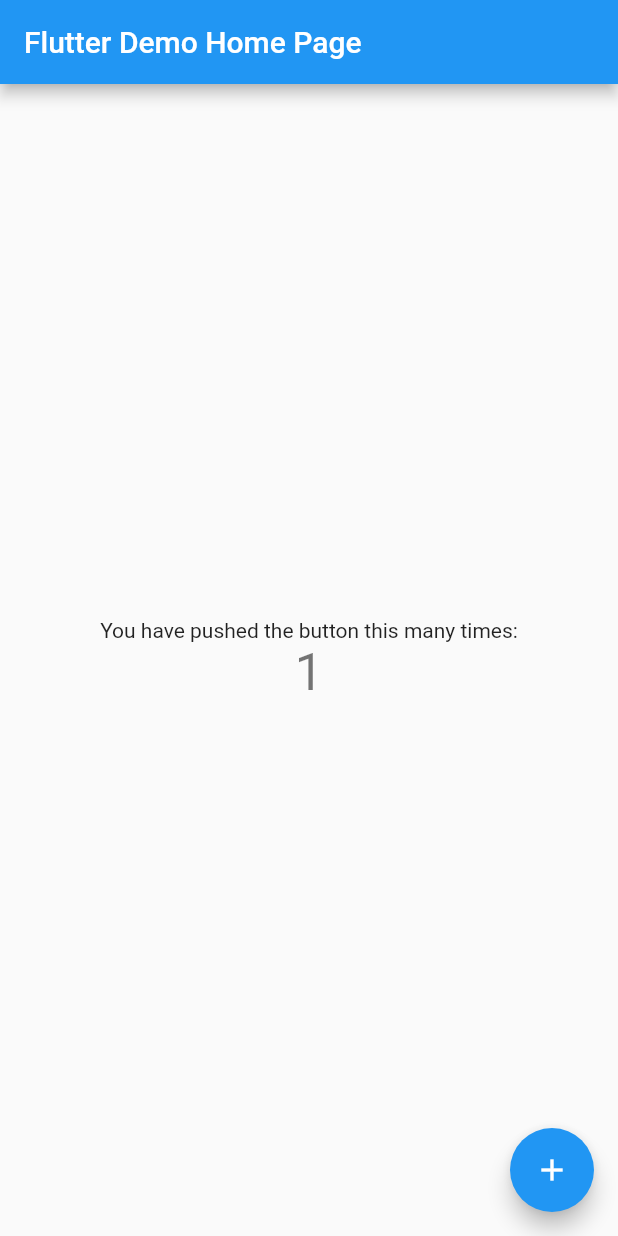
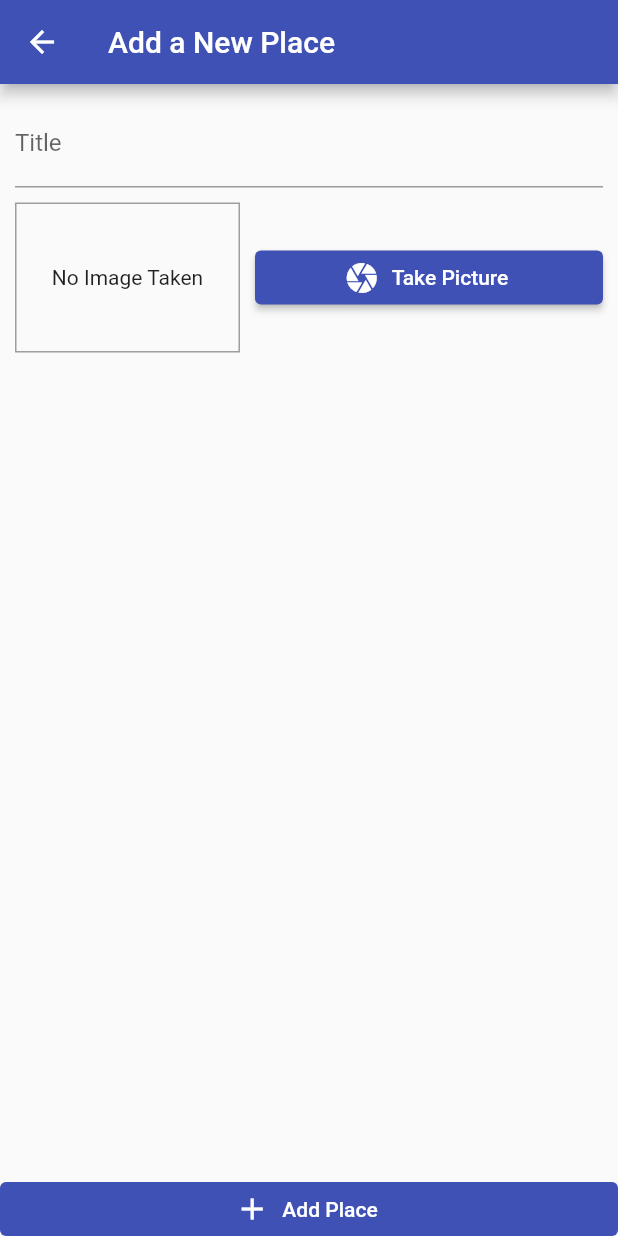
Before and after one commit to alempeco/greate_places_app, a Flutter app: the screen it shows after launch, after a tap on the "add" icon, on a phone screen of 412 x 824 dp. Run offline on Flutter 3.47's test engine with Material 2 defaults, Android fonts, the phone set to English and light mode, and no system bars; our stand-ins replace image_picker.

Commit message:
image picker device camera

```diff
--- a/lib/main.dart
+++ b/lib/main.dart
@@ -1,4 +1,8 @@
 import 'package:flutter/material.dart';
+import 'package:provider/provider.dart';
+import './providers/greate_places.dart';
+import './screens/places_list_screen.dart';
+import 'screens/add_pleace_screen.dart';
 
 void main() {
   runApp(const MyApp());
@@ -10,106 +14,18 @@ class MyApp extends StatelessWidget {
   // This widget is the root of your application.
   @override
   Widget build(BuildContext context) {
-    return MaterialApp(
-      title: 'Flutter Demo',
-      theme: ThemeData(
-        // This is the theme of your application.
-        //
-        // Try running your application with "flutter run". You'll see the
-        // application has a blue toolbar. Then, without quitting the app, try
-        // changing the primarySwatch below to Colors.green and then invoke
-        // "hot reload" (press "r" in the console where you ran "flutter run",
-        // or simply save your changes to "hot reload" in a Flutter IDE).
-        // Notice that the counter didn't reset back to zero; the application
-        // is not restarted.
-        primarySwatch: Colors.blue,
-      ),
-      home: const MyHomePage(title: 'Flutter Demo Home Page'),
+    return ChangeNotifierProvider.value(
+      value: GreatPlaces(),
+      child: MaterialApp(
+          title: 'Great Places',
+          theme: ThemeData(
+            primarySwatch: Colors.indigo,
+            accentColor: Colors.amber,
+          ),
+          home: PlacesListScreen(),
+          routes: {
+            AddPlaceScreen.routeName: (ctx) => AddPlaceScreen(),
+          }),
     );
   }
 }
-
-class MyHomePage extends StatefulWidget {
-  const MyHomePage({super.key, required this.title});
-
-  // This widget is the home page of your application. It is stateful, meaning
-  // that it has a State object (defined below) that contains fields that affect
-  // how it looks.
-
-  // This class is the configuration for the state. It holds the values (in this
-  // case the title) provided by the parent (in this case the App widget) and
-  // used by the build method of the State. Fields in a Widget subclass are
-  // always marked "final".
-
-  final String title;
-
-  @override
-  State<MyHomePage> createState() => _MyHomePageState();
-}
-
-class _MyHomePageState extends State<MyHomePage> {
-  int _counter = 0;
-
-  void _incrementCounter() {
-    setState(() {
-      // This call to setState tells the Flutter framework that something has
-      // changed in this State, which causes it to rerun the build method below
-      // so that the display can reflect the updated values. If we changed
-      // _counter without calling setState(), then the build method would not be
-      // called again, and so nothing would appear to happen.
-      _counter++;
-    });
-  }
-
-  @override
-  Widget build(BuildContext context) {
-    // This method is rerun every time setState is called, for instance as done
-    // by the _incrementCounter method above.
-    //
-    // The Flutter framework has been optimized to make rerunning build methods
-    // fast, so that you can just rebuild anything that needs updating rather
-    // than having to individually change instances of widgets.
-    return Scaffold(
-      appBar: AppBar(
-        // Here we take the value from the MyHomePage object that was created by
-        // the App.build method, and use it to set our appbar title.
-        title: Text(widget.title),
-      ),
-      body: Center(
-        // Center is a layout widget. It takes a single child and positions it
-        // in the middle of the parent.
-        child: Column(
-          // Column is also a layout widget. It takes a list of children and
-          // arranges them vertically. By default, it sizes itself to fit its
-          // children horizontally, and tries to be as tall as its parent.
-          //
-          // Invoke "debug painting" (press "p" in the console, choose the
-          // "Toggle Debug Paint" action from the Flutter Inspector in Android
-          // Studio, or the "Toggle Debug Paint" command in Visual Studio Code)
-          // to see the wireframe for each widget.
-          //
-          // Column has various properties to control how it sizes itself and
-          // how it positions its children. Here we use mainAxisAlignment to
-          // center the children vertically; the main axis here is the vertical
-          // axis because Columns are vertical (the cross axis would be
-          // horizontal).
-          mainAxisAlignment: MainAxisAlignment.center,
-          children: <Widget>[
-            const Text(
-              'You have pushed the button this many times:',
-            ),
-            Text(
-              '$_counter',
-              style: Theme.of(context).textTheme.headline4,
-            ),
-          ],
-        ),
-      ),
-      floatingActionButton: FloatingActionButton(
-        onPressed: _incrementCounter,
-        tooltip: 'Increment',
-        child: const Icon(Icons.add),
-      ), // This trailing comma makes auto-formatting nicer for build methods.
-    );
-  }
-}
--- /dev/null
+++ b/lib/models/place.dart
@@ -0,0 +1,29 @@
+import 'dart:io';
+
+import 'package:flutter/foundation.dart';
+
+class PlaceLocation {
+  final double latitude;
+  final double longitude;
+  final String address;
+
+  PlaceLocation({
+    required this.latitude,
+    required this.longitude,
+    required this.address, //mozda ne treba required
+  });
+}
+
+class Place {
+  final String id;
+  final String title;
+  final PlaceLocation? location;
+  final File image;
+
+  Place({
+    required this.id,
+    required this.title,
+    this.location,
+    required this.image,
+  });
+}
--- /dev/null
+++ b/lib/providers/greate_places.dart
@@ -0,0 +1,27 @@
+import 'dart:io';
+
+import 'package:flutter/foundation.dart';
+
+import '../models/place.dart';
+
+class GreatPlaces with ChangeNotifier {
+  List<Place> _items = [];
+
+  List<Place> get items {
+    return [..._items];
+  }
+
+  void addPlace(
+    String pickedTitle,
+    File pickedImage,
+  ) {
+    final newPlace = Place(
+      id: DateTime.now().toString(),
+      image: pickedImage,
+      title: pickedTitle,
+      location: null,
+    );
+    _items.add(newPlace);
+    notifyListeners();
+  }
+}
--- /dev/null
+++ b/lib/screens/add_pleace_screen.dart
@@ -0,0 +1,80 @@
+import 'package:flutter/material.dart';
+import 'package:flutter/src/widgets/container.dart';
+import 'package:flutter/src/widgets/framework.dart';
+import 'dart:io';
+
+import 'package:flutter/material.dart';
+import 'package:provider/provider.dart';
+
+import '../providers/greate_places.dart';
+import '../widgets/image_input.dart';
+
+class AddPlaceScreen extends StatefulWidget {
+  const AddPlaceScreen({super.key});
+  static const routeName = '/add-place';
+
+  @override
+  State<AddPlaceScreen> createState() => _AddPlaceScreenState();
+}
+
+class _AddPlaceScreenState extends State<AddPlaceScreen> {
+  final _titleController = TextEditingController();
+  File? _pickedImage;
+
+  void _selectImage(File pickedImage) {
+    _pickedImage = pickedImage;
+  }
+
+  void _savePlace() {
+    if (_titleController.text.isEmpty || _pickedImage == null) {
+      return;
+    }
+    Provider.of<GreatPlaces>(context, listen: false)
+        .addPlace(_titleController.text, _pickedImage!);
+    Navigator.of(context).pop();
+  }
+
+  @override
+  Widget build(BuildContext context) {
+    return Scaffold(
+      appBar: AppBar(
+        title: Text('Add a New Place'),
+      ),
+      body: Column(
+        crossAxisAlignment: CrossAxisAlignment.stretch,
+        children: <Widget>[
+          Expanded(
+            child: SingleChildScrollView(
+              child: Padding(
+                padding: EdgeInsets.all(10),
+                child: Column(
+                  children: <Widget>[
+                    TextField(
+                      decoration: InputDecoration(labelText: 'Title'),
+                      controller: _titleController,
+                    ),
+                    SizedBox(
+                      height: 10,
+                    ),
+                    ImageInput(_selectImage),
+                  ],
+                ),
+              ),
+            ),
+          ),
+          ElevatedButton.icon(
+            icon: Icon(Icons.add),
+            label: Text('Add Place'),
+            onPressed: _savePlace,
+            style: ElevatedButton.styleFrom(
+                elevation: 0,
+                backgroundColor: Theme.of(context).primaryColor,
+                tapTargetSize: MaterialTapTargetSize.shrinkWrap),
+
+            //tapTargetSize: MaterialTapTargetSize.shrinkWrap,
+          ),
+        ],
+      ),
+    );
+  }
+}
--- /dev/null
+++ b/lib/screens/places_list_screen.dart
@@ -0,0 +1,45 @@
+import 'package:flutter/material.dart';
+import 'package:provider/provider.dart';
+
+import '../providers/greate_places.dart';
+import 'add_pleace_screen.dart';
+
+class PlacesListScreen extends StatelessWidget {
+  @override
+  Widget build(BuildContext context) {
+    return Scaffold(
+      appBar: AppBar(
+        title: Text('Your Places'),
+        actions: <Widget>[
+          IconButton(
+            icon: Icon(Icons.add),
+            onPressed: () {
+              Navigator.of(context).pushNamed(AddPlaceScreen.routeName);
+            },
+          ),
+        ],
+      ),
+      body: Consumer<GreatPlaces>(
+        child: Center(
+          child: const Text('Got no places yet, start adding some!'),
+        ),
+        builder: (ctx, greatPlaces, ch) => greatPlaces.items.length <= 0
+            ? ch!
+            : ListView.builder(
+                itemCount: greatPlaces.items.length,
+                itemBuilder: (ctx, i) => ListTile(
+                  leading: CircleAvatar(
+                    backgroundImage: FileImage(
+                      greatPlaces.items[i].image,
+                    ),
+                  ),
+                  title: Text(greatPlaces.items[i].title),
+                  onTap: () {
+                    // Go to detail page ...
+                  },
+                ),
+              ),
+      ),
+    );
+  }
+}
--- /dev/null
+++ b/lib/widgets/image_input.dart
@@ -0,0 +1,75 @@
+import 'dart:io';
+
+import 'package:flutter/material.dart';
+import 'package:image_picker/image_picker.dart';
+import 'package:path/path.dart' as path;
+import 'package:path_provider/path_provider.dart' as syspaths;
+
+class ImageInput extends StatefulWidget {
+  final Function onSelectImage;
+
+  ImageInput(this.onSelectImage);
+  @override
+  _ImageInputState createState() => _ImageInputState();
+}
+
+class _ImageInputState extends State<ImageInput> {
+  File? _storedImage;
+
+  Future<void> _takePicture() async {
+    final ImagePicker _picker = ImagePicker();
+    final XFile? imageFile = await _picker.pickImage(
+      source: ImageSource.camera,
+      maxWidth: 600,
+    );
+    if (imageFile == null) {
+      return;
+    }
+    setState(() {
+      _storedImage = File(imageFile.path);
+    });
+    final appDir = await syspaths.getApplicationDocumentsDirectory();
+    final fileName = path.basename(imageFile.path);
+    final savedImage = await _storedImage!.copy('${appDir.path}/$fileName');
+    widget.onSelectImage(savedImage);
+  }
+
+  @override
+  Widget build(BuildContext context) {
+    return Row(
+      children: <Widget>[
+        Container(
+          width: 150,
+          height: 100,
+          decoration: BoxDecoration(
+            border: Border.all(width: 1, color: Colors.grey),
+          ),
+          child: _storedImage != null
+              ? Image.file(
+                  _storedImage!,
+                  fit: BoxFit.cover,
+                  width: double.infinity,
+                )
+              : Text(
+                  'No Image Taken',
+                  textAlign: TextAlign.center,
+                ),
+          alignment: Alignment.center,
+        ),
+        SizedBox(
+          width: 10,
+        ),
+        Expanded(
+          child: ElevatedButton.icon(
+            icon: Icon(Icons.camera),
+            label: Text('Take Picture'),
+            style: ElevatedButton.styleFrom(
+              backgroundColor: Theme.of(context).primaryColor,
+            ),
+            onPressed: _takePicture,
+          ),
+        ),
+      ],
+    );
+  }
+}
```
Also changed, not shown: lib/screens/place_detail_screen.dart (added).
